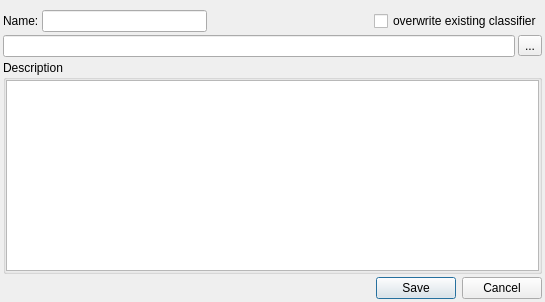
First picture: the form in cat/gui/saveclassifierdlg.ui, repository manerotoni/afw, before the edit.
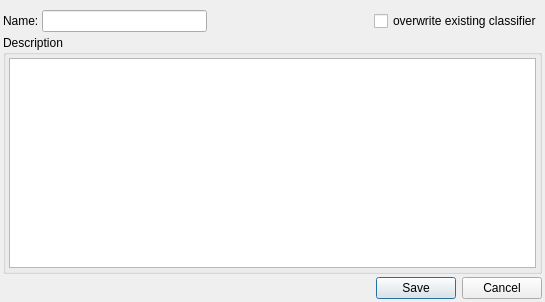
Second picture: the form after the edit.

Commit message: save dialogs userbility improved

```diff
--- a/cat/gui/saveclassifierdlg.ui
+++ b/cat/gui/saveclassifierdlg.ui
@@ -67,27 +67,6 @@
      </item>
     </layout>
    </item>
-   <item>
-    <layout class="QHBoxLayout" name="hbox3">
-     <item>
-      <widget class="QLineEdit" name="_path">
-       <property name="toolTip">
-        <string>&lt;html&gt;&lt;head/&gt;&lt;body&gt;&lt;p&gt;Save as...&lt;/p&gt;&lt;/body&gt;&lt;/html&gt;</string>
-       </property>
-      </widget>
-     </item>
-     <item>
-      <widget class="QToolButton" name="pathBtn">
-       <property name="toolTip">
-        <string>&lt;html&gt;&lt;head/&gt;&lt;body&gt;&lt;p&gt;Save as...&lt;/p&gt;&lt;/body&gt;&lt;/html&gt;</string>
-       </property>
-       <property name="text">
-        <string>...</string>
-       </property>
-      </widget>
-     </item>
-    </layout>
-   </item>
    <item>
     <widget class="QGroupBox" name="groupBox">
      <property name="title">
@@ -95,10 +74,10 @@
      </property>
      <layout class="QHBoxLayout" name="horizontalLayout">
       <property name="spacing">
-       <number>0</number>
+       <number>3</number>
       </property>
       <property name="margin">
-       <number>0</number>
+       <number>3</number>
       </property>
       <item>
        <widget class="QPlainTextEdit" name="_description">
```
The commit also changes 2 other files.
